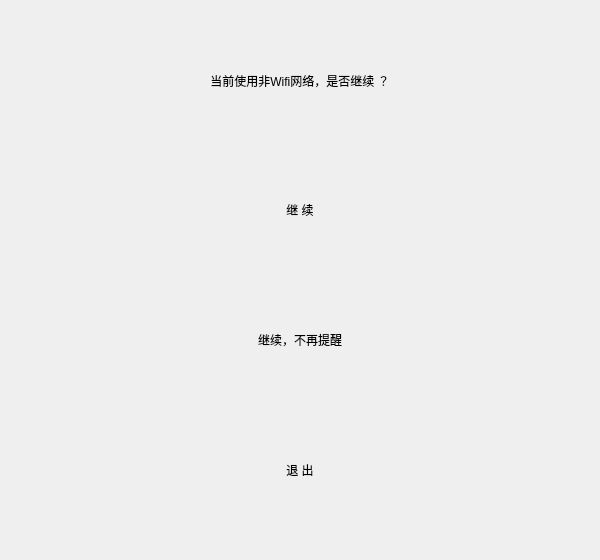
Before: the Qt Designer form src/XMusic/networkTipDlg.ui in 1028417/XMusic, drawn with Qt 5.
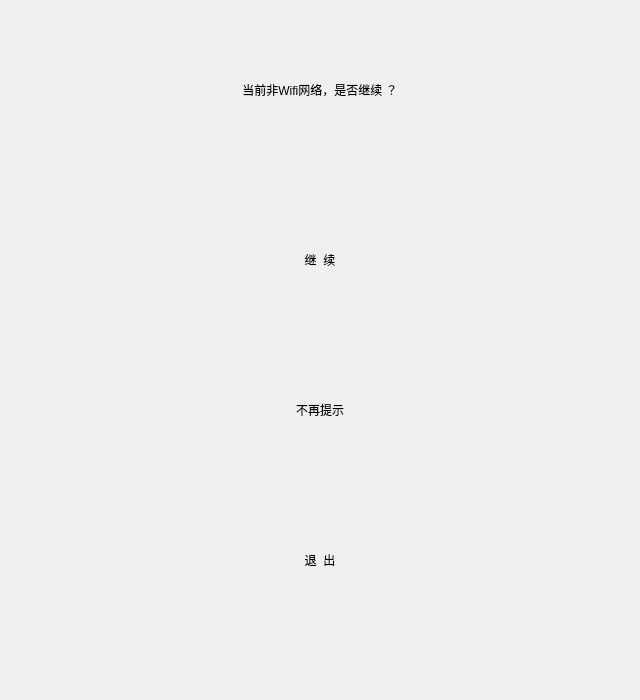
After: the same form once the commit is applied. Custom widgets are drawn as their Qt base class.

```diff
--- a/src/XMusic/networkTipDlg.ui
+++ b/src/XMusic/networkTipDlg.ui
@@ -6,8 +6,8 @@
    <rect>
     <x>0</x>
     <y>0</y>
-    <width>600</width>
-    <height>560</height>
+    <width>640</width>
+    <height>700</height>
    </rect>
   </property>
   <property name="windowTitle">
@@ -16,14 +16,14 @@
   <widget class="CLabel" name="labelTip">
    <property name="geometry">
     <rect>
-     <x>50</x>
-     <y>40</y>
-     <width>500</width>
-     <height>81</height>
+     <x>0</x>
+     <y>50</y>
+     <width>640</width>
+     <height>80</height>
     </rect>
    </property>
    <property name="text">
-    <string>当前使用非Wifi网络，是否继续 ？</string>
+    <string>当前非Wifi网络，是否继续 ？</string>
    </property>
    <property name="alignment">
     <set>Qt::AlignCenter</set>
@@ -32,14 +32,14 @@
   <widget class="CLabel" name="labelContinue">
    <property name="geometry">
     <rect>
-     <x>50</x>
-     <y>170</y>
-     <width>500</width>
+     <x>0</x>
+     <y>220</y>
+     <width>640</width>
      <height>80</height>
     </rect>
    </property>
    <property name="text">
-    <string>继 续</string>
+    <string>继  续</string>
    </property>
    <property name="alignment">
     <set>Qt::AlignCenter</set>
@@ -48,14 +48,14 @@
   <widget class="CLabel" name="labelNeverWarn">
    <property name="geometry">
     <rect>
-     <x>50</x>
-     <y>300</y>
-     <width>500</width>
+     <x>0</x>
+     <y>370</y>
+     <width>640</width>
      <height>80</height>
     </rect>
    </property>
    <property name="text">
-    <string>继续，不再提醒</string>
+    <string>不再提示</string>
    </property>
    <property name="alignment">
     <set>Qt::AlignCenter</set>
@@ -64,14 +64,14 @@
   <widget class="CLabel" name="labelExit">
    <property name="geometry">
     <rect>
-     <x>50</x>
-     <y>430</y>
-     <width>500</width>
+     <x>0</x>
+     <y>520</y>
+     <width>640</width>
      <height>80</height>
     </rect>
    </property>
    <property name="text">
-    <string>退 出</string>
+    <string>退  出</string>
    </property>
    <property name="alignment">
     <set>Qt::AlignCenter</set>
```
